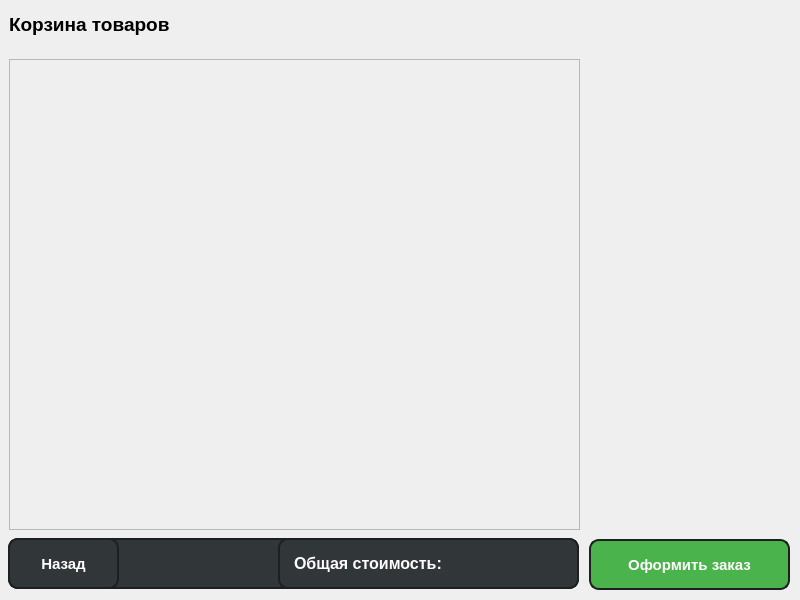
gotovkk/QtMarket, file source/menu/cartmenu.ui: the form before one commit.
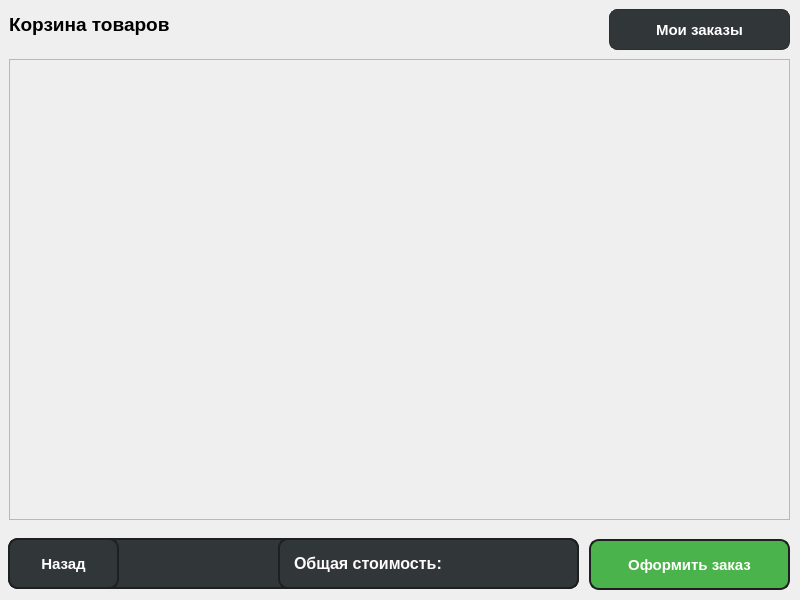
The form after the commit.

```diff
--- a/source/menu/cartmenu.ui
+++ b/source/menu/cartmenu.ui
@@ -143,8 +143,8 @@
       <rect>
        <x>10</x>
        <y>60</y>
-       <width>571</width>
-       <height>471</height>
+       <width>781</width>
+       <height>461</height>
       </rect>
      </property>
      <property name="widgetResizable">
@@ -155,30 +155,30 @@
        <rect>
         <x>0</x>
         <y>0</y>
-        <width>569</width>
-        <height>469</height>
+        <width>779</width>
+        <height>459</height>
        </rect>
       </property>
       <widget class="QWidget" name="widget" native="true">
        <property name="geometry">
         <rect>
-         <x>0</x>
-         <y>0</y>
-         <width>561</width>
-         <height>461</height>
+         <x>-390</x>
+         <y>-140</y>
+         <width>549</width>
+         <height>439</height>
         </rect>
        </property>
-       <widget class="QWidget" name="verticalLayoutWidget">
-        <property name="geometry">
-         <rect>
-          <x>9</x>
-          <y>19</y>
-          <width>551</width>
-          <height>441</height>
-         </rect>
-        </property>
-        <layout class="QVBoxLayout" name="verticalLayout"/>
-       </widget>
+      </widget>
+      <widget class="QWidget" name="verticalLayoutWidget">
+       <property name="geometry">
+        <rect>
+         <x>10</x>
+         <y>10</y>
+         <width>751</width>
+         <height>441</height>
+        </rect>
+       </property>
+       <layout class="QVBoxLayout" name="verticalLayout"/>
       </widget>
      </widget>
     </widget>
@@ -201,6 +201,40 @@
       <string>Корзина товаров</string>
      </property>
     </widget>
+    <widget class="QPushButton" name="myOrderButton">
+     <property name="geometry">
+      <rect>
+       <x>610</x>
+       <y>10</y>
+       <width>181</width>
+       <height>41</height>
+      </rect>
+     </property>
+     <property name="font">
+      <font>
+       <pointsize>11</pointsize>
+       <bold>true</bold>
+      </font>
+     </property>
+     <property name="styleSheet">
+      <string notr="true">    QPushButton {
+        background-color: #313638;
+        color: white;
+        border: 1px solid #2e2e2e;
+        border-radius: 8px;
+        padding: 10px 20px;
+    }
+    QPushButton:hover {
+        border-color: #4e4e4e;
+    }
+    QPushButton:pressed {
+        background-color: #1e1e1e;
+}</string>
+     </property>
+     <property name="text">
+      <string>Мои заказы</string>
+     </property>
+    </widget>
    </widget>
    <widget class="QWidget" name="page_2"/>
   </widget>
```
